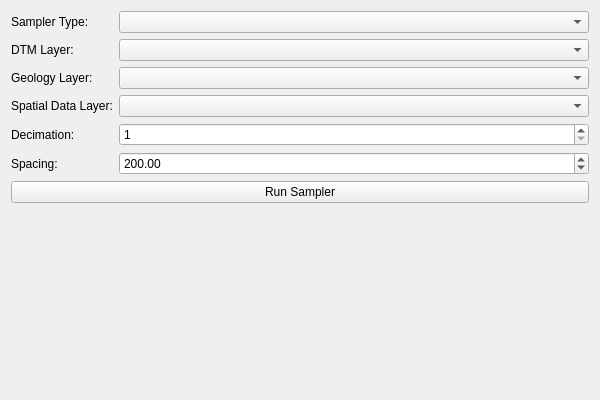
The window that loopstructural/gui/map2loop_tools/sampler_widget.ui (Loop3D/plugin_loopstructural) describes before a commit, drawn with Qt 5.
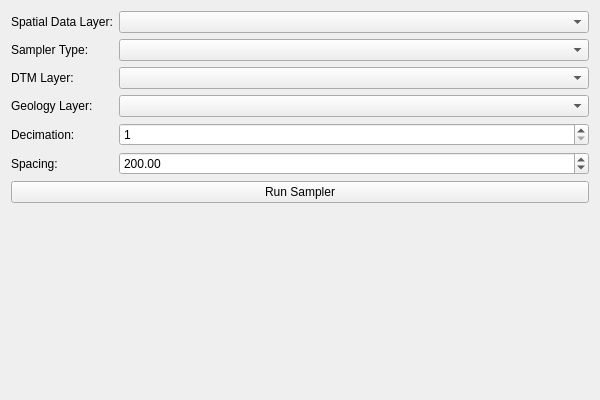
The same window after the commit. Custom widgets are drawn as their Qt base class.

Commit message: fix: auto select sampler or decimator for line/point data

Diff of the .ui file:
```diff
--- a/loopstructural/gui/map2loop_tools/sampler_widget.ui
+++ b/loopstructural/gui/map2loop_tools/sampler_widget.ui
@@ -17,52 +17,56 @@
    <item>
     <layout class="QFormLayout" name="formLayout">
      <item row="0" column="0">
+      <widget class="QLabel" name="spatialDataLayerLabel">
+       <property name="text">
+        <string>Spatial Data Layer:</string>
+       </property>
+      </widget>
+     </item>
+     <item row="0" column="1">
+      <widget class="QgsMapLayerComboBox" name="spatialDataLayerComboBox">
+       <property name="allowEmptyLayer">
+        <bool>false</bool>
+       </property>
+      </widget>
+     </item>
+     <item row="1" column="0">
       <widget class="QLabel" name="samplerTypeLabel">
        <property name="text">
         <string>Sampler Type:</string>
        </property>
       </widget>
      </item>
-     <item row="0" column="1">
+     <item row="1" column="1">
       <widget class="QComboBox" name="samplerTypeComboBox"/>
      </item>
-     <item row="1" column="0">
+     <item row="2" column="0">
       <widget class="QLabel" name="dtmLayerLabel">
        <property name="text">
         <string>DTM Layer:</string>
        </property>
       </widget>
      </item>
-     <item row="1" column="1">
+     <item row="2" column="1">
       <widget class="QgsMapLayerComboBox" name="dtmLayerComboBox">
        <property name="allowEmptyLayer">
         <bool>true</bool>
        </property>
       </widget>
      </item>
-     <item row="2" column="0">
+     <item row="3" column="0">
       <widget class="QLabel" name="geologyLayerLabel">
        <property name="text">
         <string>Geology Layer:</string>
        </property>
       </widget>
      </item>
-     <item row="2" column="1">
-      <widget class="QgsMapLayerComboBox" name="geologyLayerComboBox">
-       <property name="allowEmptyLayer">
-        <bool>true</bool>
-       </property>
-      </widget>
-     </item>
-     <item row="3" column="0">
-      <widget class="QLabel" name="spatialDataLayerLabel">
-       <property name="text">
-        <string>Spatial Data Layer:</string>
-       </property>
-      </widget>
-     </item>
      <item row="3" column="1">
-      <widget class="QgsMapLayerComboBox" name="spatialDataLayerComboBox"/>
+      <widget class="QgsMapLayerComboBox" name="geologyLayerComboBox">
+       <property name="allowEmptyLayer">
+        <bool>true</bool>
+       </property>
+      </widget>
      </item>
      <item row="4" column="0">
       <widget class="QLabel" name="decimationLabel">
```
The commit also changes 1 other file.
